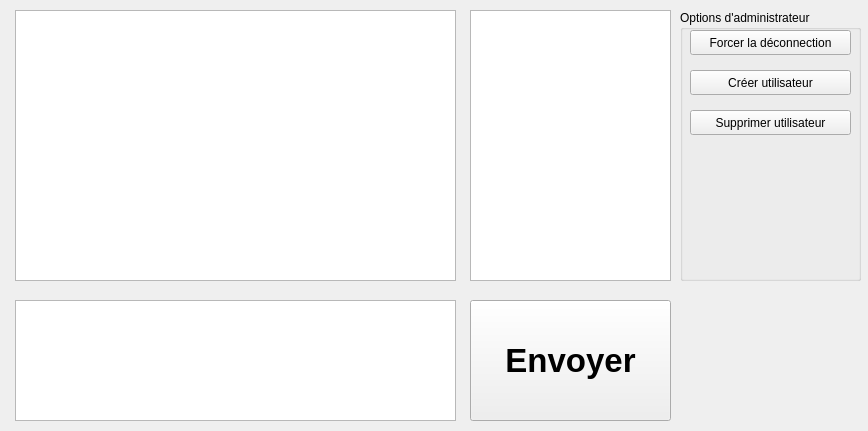
krazdax5/cll12-qtMessengerClient, file mainwindow.ui: the form before one commit.
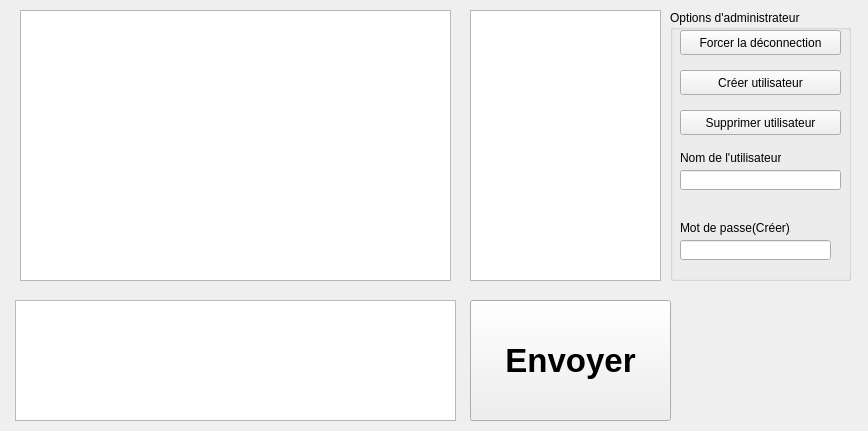
The form after the commit.

The edit to the form file:
```diff
--- a/mainwindow.ui
+++ b/mainwindow.ui
@@ -44,30 +44,10 @@
      </rect>
     </property>
    </widget>
-   <widget class="QTableWidget" name="tblRecu">
-    <property name="geometry">
-     <rect>
-      <x>15</x>
-      <y>10</y>
-      <width>441</width>
-      <height>271</height>
-     </rect>
-    </property>
-   </widget>
-   <widget class="QListWidget" name="listUtilisateur">
-    <property name="geometry">
-     <rect>
-      <x>470</x>
-      <y>10</y>
-      <width>201</width>
-      <height>271</height>
-     </rect>
-    </property>
-   </widget>
    <widget class="QGroupBox" name="gbOptionsAdmin">
     <property name="geometry">
      <rect>
-      <x>680</x>
+      <x>670</x>
       <y>10</y>
       <width>181</width>
       <height>271</height>
@@ -115,6 +95,72 @@
       <string>Supprimer utilisateur</string>
      </property>
     </widget>
+    <widget class="QLineEdit" name="txtUser">
+     <property name="geometry">
+      <rect>
+       <x>10</x>
+       <y>160</y>
+       <width>161</width>
+       <height>20</height>
+      </rect>
+     </property>
+    </widget>
+    <widget class="QLabel" name="lblUser">
+     <property name="geometry">
+      <rect>
+       <x>10</x>
+       <y>140</y>
+       <width>101</width>
+       <height>16</height>
+      </rect>
+     </property>
+     <property name="text">
+      <string>Nom de l'utilisateur:</string>
+     </property>
+    </widget>
+    <widget class="QLineEdit" name="txtUserMDP">
+     <property name="geometry">
+      <rect>
+       <x>10</x>
+       <y>230</y>
+       <width>151</width>
+       <height>20</height>
+      </rect>
+     </property>
+    </widget>
+    <widget class="QLabel" name="lblUserMDP">
+     <property name="geometry">
+      <rect>
+       <x>10</x>
+       <y>210</y>
+       <width>111</width>
+       <height>16</height>
+      </rect>
+     </property>
+     <property name="text">
+      <string>Mot de passe(Créer):</string>
+     </property>
+    </widget>
+   </widget>
+   <widget class="QListWidget" name="listMessages">
+    <property name="geometry">
+     <rect>
+      <x>20</x>
+      <y>10</y>
+      <width>431</width>
+      <height>271</height>
+     </rect>
+    </property>
+   </widget>
+   <widget class="QListWidget" name="listUtilisateurs">
+    <property name="geometry">
+     <rect>
+      <x>470</x>
+      <y>10</y>
+      <width>191</width>
+      <height>271</height>
+     </rect>
+    </property>
    </widget>
   </widget>
  </widget>
```
